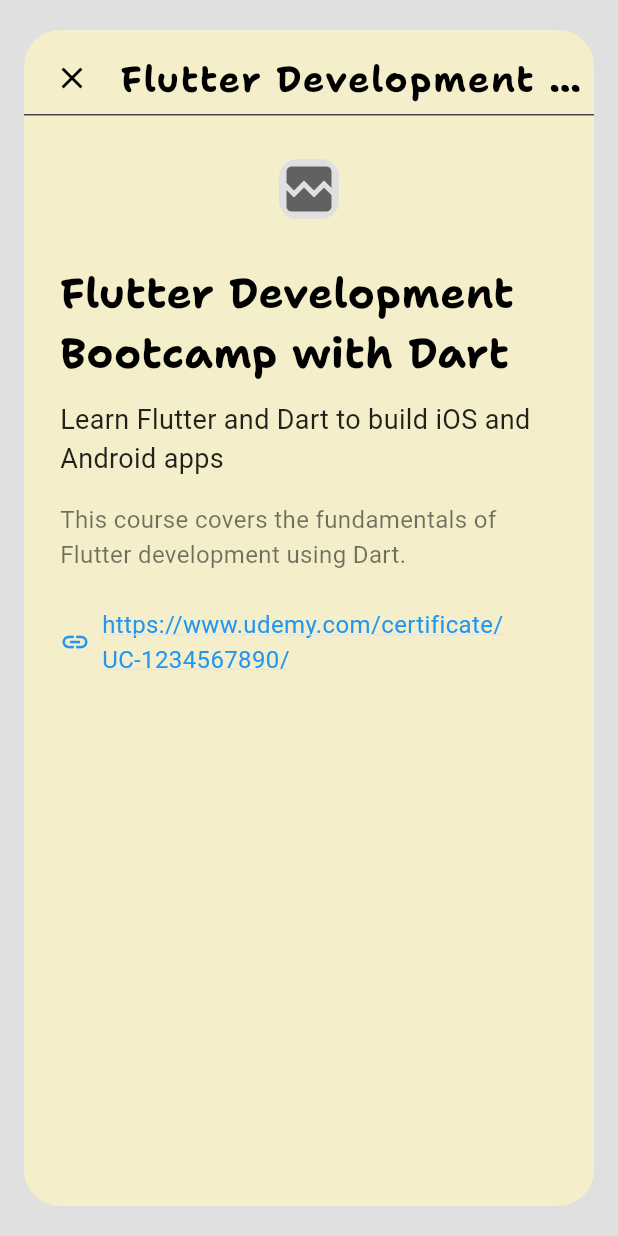
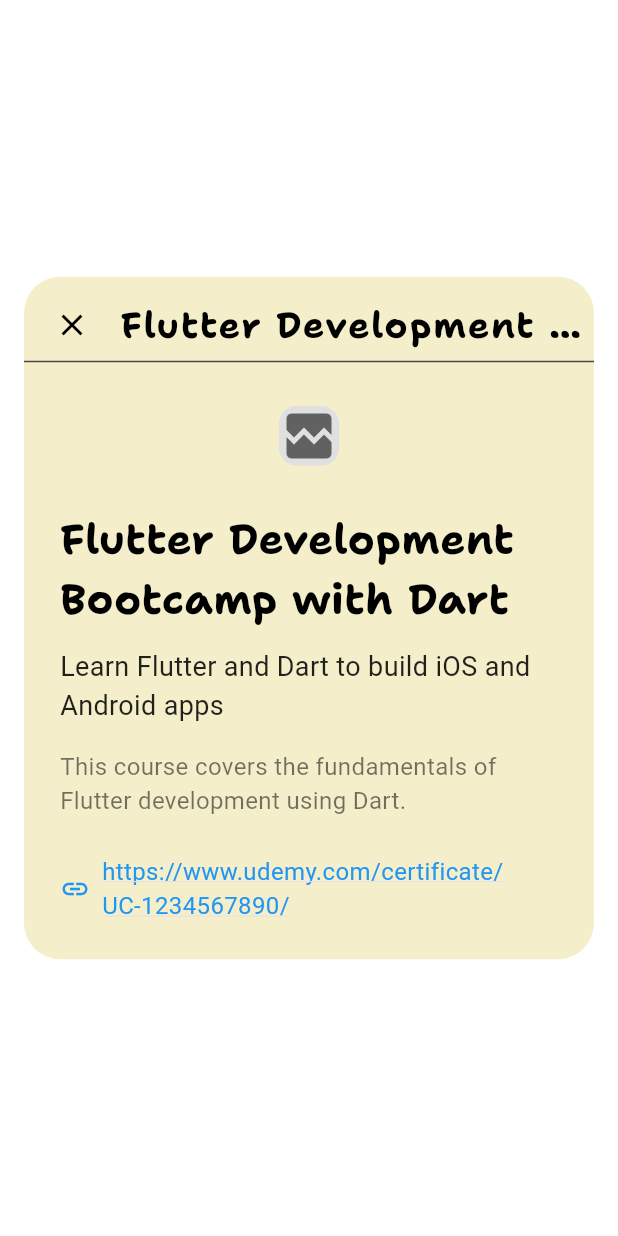
Before and after one commit to amankrmj01/amankrmj_portfolio, a Flutter app: the AllCertificatesView screen opened directly, after a tap on "Flutter Development Bootcamp with Dart", on a phone screen of 412 x 824 dp. Run offline on Flutter 3.47's test engine with Material 3 defaults, Android fonts, the phone set to English and light mode, and no system bars; our stand-ins replace animated_text_kit, get, responsive_builder, rive; network calls fail.

Commit message:
thik hai bss

```diff
--- a/lib/presentation/certificate/views/all_certificates_view.dart
+++ b/lib/presentation/certificate/views/all_certificates_view.dart
@@ -1,3 +1,5 @@
+import 'dart:ui';
+
 import 'package:amankrmj_portfolio/configs/certificate_list.dart';
 import 'package:flutter_staggered_grid_view/flutter_staggered_grid_view.dart';
 import 'package:amankrmj_portfolio/widgets/k.card.dart';
--- a/lib/presentation/certificate/views/certificate_view.dart
+++ b/lib/presentation/certificate/views/certificate_view.dart
@@ -8,24 +8,17 @@
 
 class CertificateView extends StatelessWidget {
   final CertificateInfo certificate;
+  final VoidCallback? onClose;
 
-  const CertificateView({super.key, required this.certificate});
+  const CertificateView({super.key, required this.certificate, this.onClose});
 
   @override
   Widget build(BuildContext context) {
-    return Stack(
-      children: [
-        // Blurred background
-        Positioned.fill(
-          child: BackdropFilter(
-            filter: ImageFilter.blur(sigmaX: 4, sigmaY: 4),
-            child: Container(color: Colors.black12),
-          ),
-        ),
-        // Foreground content
-        SafeArea(
+    return Center(
       child: Padding(
         padding: const EdgeInsets.symmetric(horizontal: 16, vertical: 20),
+        child: Material(
+          color: Colors.transparent,
           child: Container(
             decoration: BoxDecoration(
               color: Theme.of(context).scaffoldBackgroundColor,
@@ -41,7 +34,8 @@
                     children: [
                       IconButton(
                         icon: const Icon(Icons.close, color: Colors.black),
-                          onPressed: () => Navigator.of(context).maybePop(),
+                        onPressed:
+                            onClose ?? () => Navigator.of(context).maybePop(),
                         tooltip: 'Close',
                       ),
                       const SizedBox(width: 8),
@@ -63,7 +57,7 @@
                   ),
                 ),
                 const Divider(height: 1),
-                  Expanded(
+                Flexible(
                   child: SingleChildScrollView(
                     padding: const EdgeInsets.all(24.0),
                     child: Column(
@@ -127,7 +121,6 @@
           ),
         ),
       ),
-      ],
     );
   }
 }
```
Lines whose indentation alone changed are shown as unchanged.
